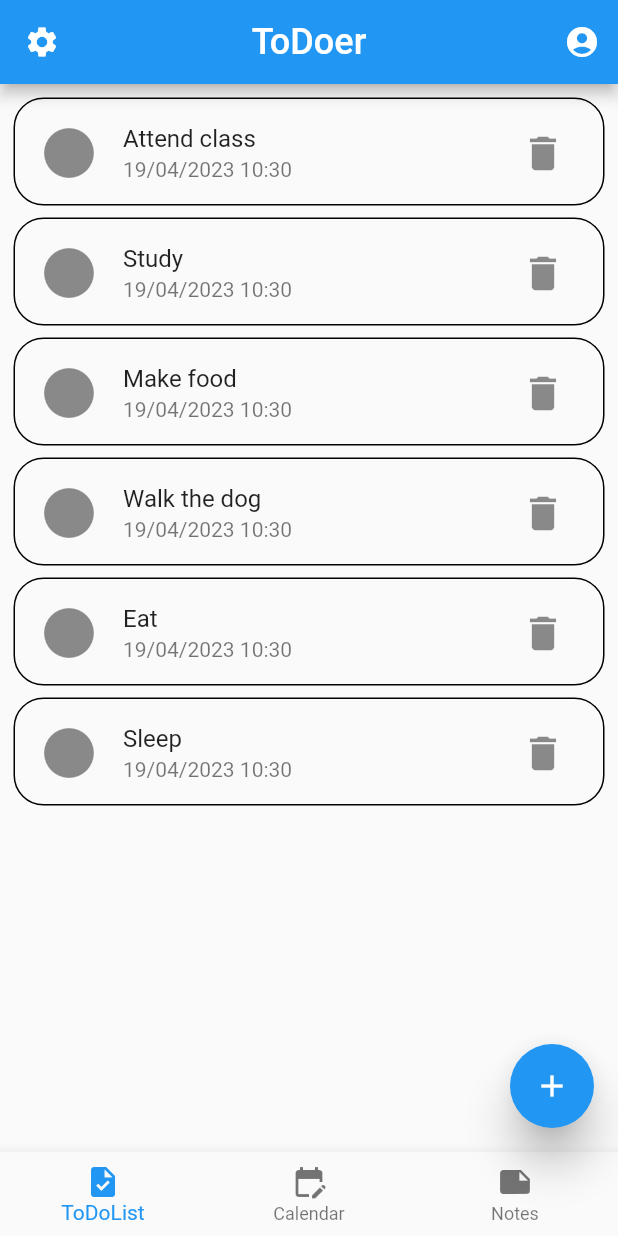
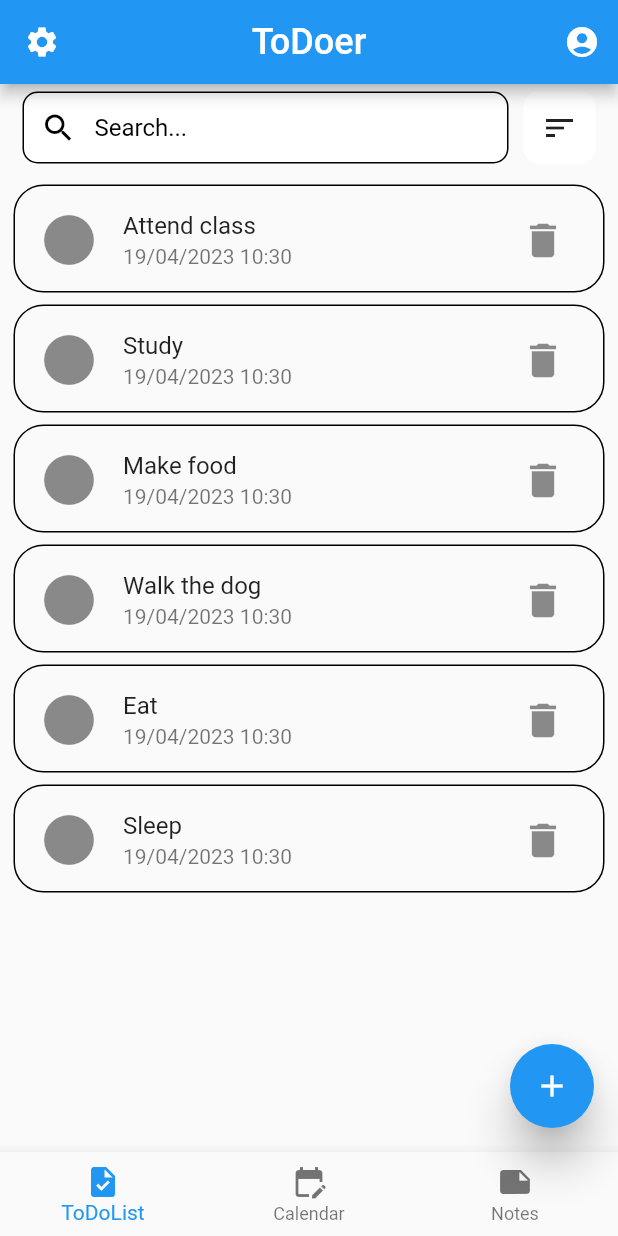
Before and after one commit to dtuukkanen/ToDo, a Flutter app: the screen it shows after launch, on a phone screen of 412 x 824 dp. Run offline on Flutter 3.47's test engine with Material 2 defaults, Android fonts, the phone set to English and light mode, and no system bars.

Commit message:
Search and sort bar added

```diff
--- a/lib/main.dart
+++ b/lib/main.dart
@@ -113,10 +113,19 @@ class _MainAppState extends State<MainApp> {
         home: Scaffold(
             appBar: topBar(context),
             body: Container(
-              margin: const EdgeInsets.only(
-                  bottom: 80.0, left: 5.0, right: 5.0, top: 5.0),
-              child: listView(),
-            ),
+                margin: const EdgeInsets.only(
+                    bottom: 80.0, left: 5.0, right: 5.0, top: 5.0),
+                child: Column(
+                  children: <Widget>[
+                    searchAndSortBar(),
+                    const SizedBox(
+                      height: 10.0,
+                    ),
+                    Expanded(
+                      child: listView(),
+                    ),
+                  ],
+                )),
             bottomNavigationBar: bottomNavigationBar(context),
             floatingActionButton: floatingActionButton()));
   }
@@ -165,6 +174,61 @@ class _MainAppState extends State<MainApp> {
       ],
     );
   }
+
+  Widget searchAndSortBar() {
+    return Container(
+      margin: const EdgeInsets.only(left: 10.0, right: 10.0),
+      child: Row(
+        children: <Widget>[
+          const Expanded(
+            child: TextField(
+              decoration: InputDecoration(
+                hintText: 'Search...',
+                hintStyle: TextStyle(color: Colors.black),
+                prefixIcon: Icon(
+                  Icons.search,
+                  color: Colors.black,
+                ),
+                filled: true,
+                fillColor: Colors.white,
+                contentPadding: EdgeInsets.all(8.0),
+                enabledBorder: OutlineInputBorder(
+                  borderSide: BorderSide(color: Colors.black),
+                  borderRadius: BorderRadius.all(Radius.circular(10.0)),
+                ),
+                focusedBorder: OutlineInputBorder(
+                  borderSide: BorderSide(color: Colors.black),
+                  borderRadius: BorderRadius.all(Radius.circular(10.0)),
+                ),
+              ),
+            ),
+          ),
+          const SizedBox(
+            width: 10.0,
+          ),
+          Container(
+            decoration: BoxDecoration(
+              color: Colors.white,
+              borderRadius: BorderRadius.circular(10.0),
+            ),
+            child: PopupMenuButton(
+              icon: const Icon(Icons.sort),
+              itemBuilder: (context) => [
+                const PopupMenuItem(
+                  value: 1,
+                  child: Text('Sort by date'),
+                ),
+                const PopupMenuItem(
+                  value: 2,
+                  child: Text('Sort by priority'),
+                ),
+              ],
+            ),
+          ),
+        ],
+      ),
+    );
+  }
 }
 
 void onSettingsPressed() {}
```
